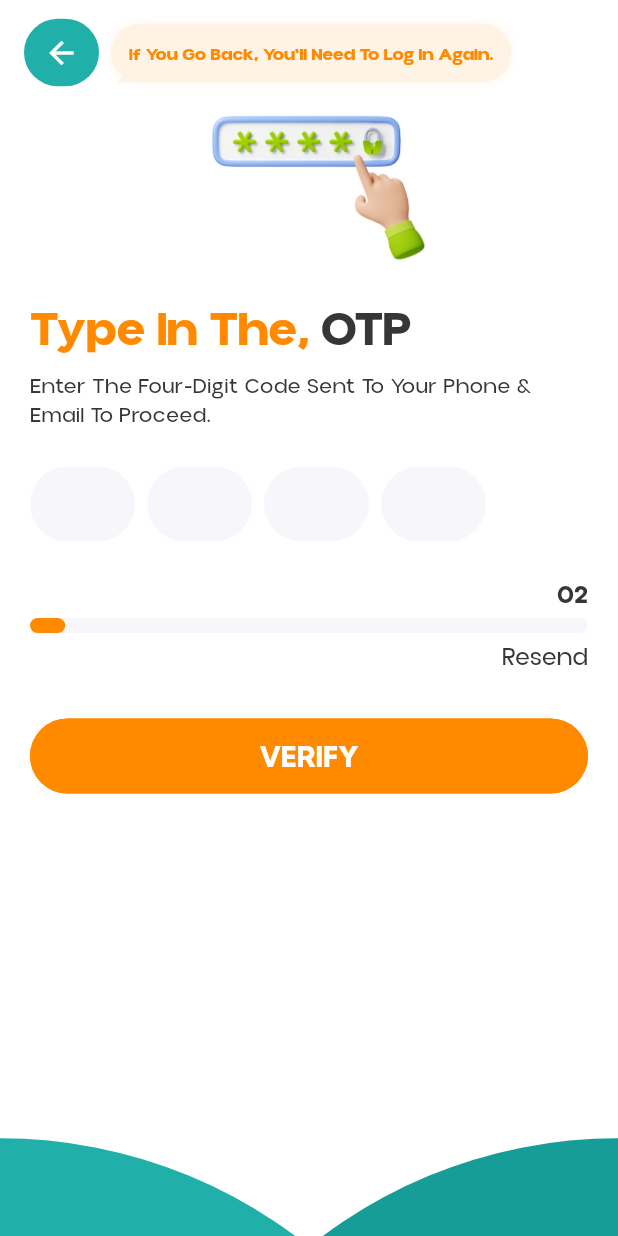
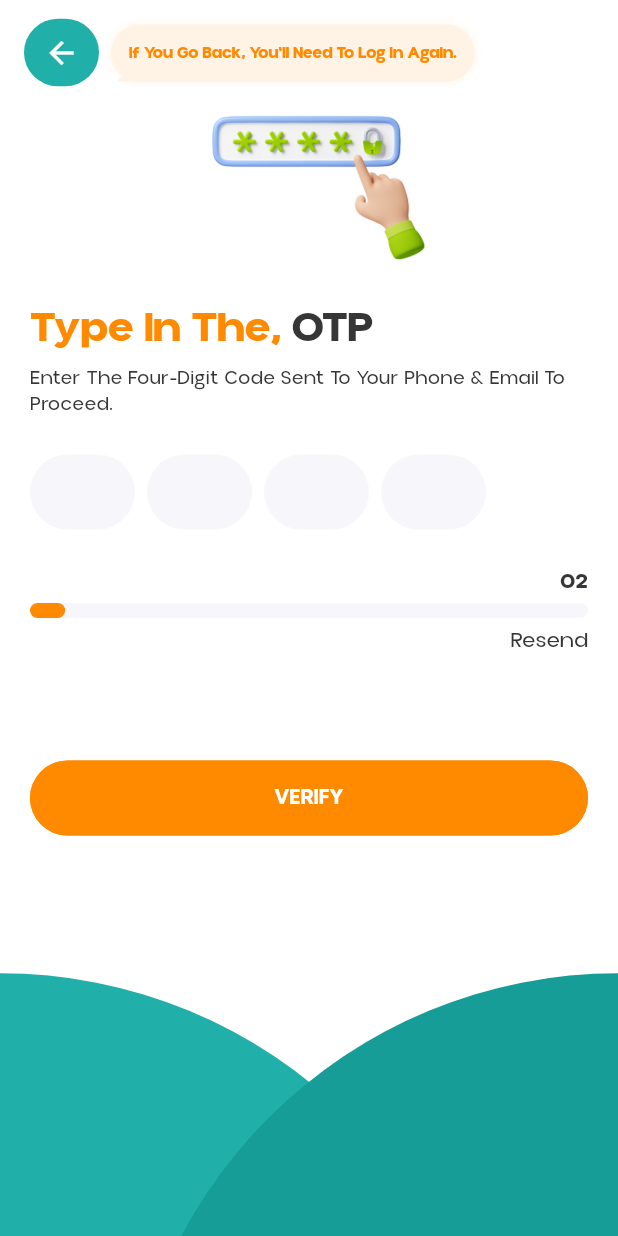
Before and after one commit to computers1418/doctor-onboarding-website, a Flutter app: the screen it shows after launch, after a tap on "LOGIN", on a phone screen of 412 x 824 dp. Run offline on Flutter 3.47's test engine with Material 3 defaults, Android fonts, the phone set to English and light mode, and no system bars; drawn by our look-alikes of pinput; our stand-ins replace page_transition.

Commit message:
update: responsive login view added

```diff
--- a/lib/main.dart
+++ b/lib/main.dart
@@ -3,6 +3,9 @@ import 'package:flutter/material.dart';
 import 'package:flutter/services.dart';
 
 void main() async{
+
+  WidgetsFlutterBinding.ensureInitialized();
+
   SystemChrome.setPreferredOrientations([
     DeviceOrientation.portraitUp,
     DeviceOrientation.portraitDown,
--- a/lib/pages/login/animations/resend_timer.dart
+++ b/lib/pages/login/animations/resend_timer.dart
@@ -1,3 +1,4 @@
+import 'package:doctor_app/responsive/text_responsive.dart';
 import 'package:flutter/material.dart';
 
 class ResendTimer extends StatefulWidget {
@@ -9,10 +10,10 @@ class ResendTimer extends StatefulWidget {
 
 class _ResendTimerState extends State<ResendTimer> with TickerProviderStateMixin{
 
-
-
   @override
   Widget build(BuildContext context) {
+    var height = MediaQuery.of(context).size.height;
+
     return Column(
       children: [
         TweenAnimationBuilder<Duration>(
@@ -28,10 +29,10 @@ class _ResendTimerState extends State<ResendTimer> with TickerProviderStateMixin
                   padding: const EdgeInsets.symmetric(vertical: 4),
                   child: Text('${seconds<10 ? '0$seconds': seconds}',
                           textAlign: TextAlign.center,
-                          style: const TextStyle(
+                          style: TextStyle(
                             fontFamily: "Aloevera",
-                            fontSize: 16,
-                            color: Color(0xFF363636),
+                            fontSize: TextResponsive.get(context, 16),
+                            color: const Color(0xFF363636),
                             fontWeight: FontWeight.w600
                           ))),
                 Container(
@@ -59,14 +60,14 @@ class _ResendTimerState extends State<ResendTimer> with TickerProviderStateMixin
               ],
             );
         }),
-        const Padding(
-          padding: EdgeInsets.only(top: 4, bottom: 30),
+        Padding(
+          padding: EdgeInsets.only(top: 4, bottom: height<650 ? 8: 30),
           child: Align(
             alignment: Alignment.centerRight,
             child: Text("Resend", style: TextStyle(
               fontFamily: "Aloevera",
-              fontSize: 16,
-              color: Color(0xFF363636),
+              fontSize: TextResponsive.get(context, 16),
+              color: const Color(0xFF363636),
               fontWeight: FontWeight.w500
             ),),
           ),
--- a/lib/pages/login/animations/title_image.dart
+++ b/lib/pages/login/animations/title_image.dart
@@ -9,6 +9,8 @@ class TitleImage extends StatelessWidget {
 
   @override
   Widget build(BuildContext context) {
+    var height = MediaQuery.of(context).size.height;
+
     return Stack(
       alignment: Alignment.center,
       children: [
@@ -30,7 +32,7 @@ class TitleImage extends StatelessWidget {
                         child: Align(
                           alignment: Alignment.bottomCenter,
                           child: SizedBox(
-                            width: 160, height: 160,
+                            width: height<650 ? 110 :160, height: height<650 ? 110 :160,
                             child: Image.asset("res/images/3d-connect.png"),
                           ),
                         ),
@@ -38,8 +40,7 @@ class TitleImage extends StatelessWidget {
                       Align(
                         alignment: Alignment.centerRight,
                         child: SizedBox(
-                          width: 160,
-                          height: 160,
+                          width: height<650 ? 110 :160, height: height<650 ? 110 :160,
                           child: Transform.rotate(
                             angle: -pi/2,
                             child: Image.asset("res/images/3d-otp.png"),
@@ -49,7 +50,7 @@ class TitleImage extends StatelessWidget {
                       Align(
                         alignment: Alignment.topCenter,
                         child: SizedBox(
-                          width: 100, height: 100,
+                          width: height<650 ? 70 :100, height: height<650 ? 70 :100,
                           child: Transform.rotate(
                             angle: pi,
                             child: Image.asset("res/images/3d-success.png")),
--- a/lib/pages/login/animations/toast.dart
+++ b/lib/pages/login/animations/toast.dart
@@ -1,4 +1,5 @@
 import 'package:doctor_app/constants/colors_const.dart';
+import 'package:doctor_app/responsive/text_responsive.dart';
 import 'package:flutter/material.dart';
 import 'package:flutter/widgets.dart';
 
@@ -91,7 +92,7 @@ class _ToastState extends State<Toast> with SingleTickerProviderStateMixin {
                     widget.message,
                     maxLines: 2,
                     style: TextStyle(
-                      fontSize: 12,
+                      fontSize: TextResponsive.get(context, 12),
                       color: _containerColor, // Adjust the text color as needed
                       fontFamily: "Aloevera",
                       fontWeight: FontWeight.w600,
--- a/lib/pages/login/forms/login_form.dart
+++ b/lib/pages/login/forms/login_form.dart
@@ -1,3 +1,4 @@
+import 'package:doctor_app/responsive/text_responsive.dart';
 import 'package:flutter/material.dart';
 
 import '../../../constants/colors_const.dart';
@@ -7,21 +8,24 @@ class LoginForm extends StatelessWidget {
 
   @override
   Widget build(BuildContext context) {
+
+    var height = MediaQuery.of(context).size.height;
+
     return Column(
       crossAxisAlignment: CrossAxisAlignment.start,
       children: [
         RichText(
-          text: const TextSpan(
+          text: TextSpan(
             children: [
               TextSpan(text: "Greetings, ", style: TextStyle(
                 color: ColorsConst.primary,
-                fontSize: 32,
+                fontSize: TextResponsive.get(context, 32),
                 fontFamily: "Aloevera",
                 fontWeight: FontWeight.w600
               )),
               TextSpan(text: "Doc!", style: TextStyle(
-                color: Color(0xFF363636),
-                fontSize: 32,
+                color: const Color(0xFF363636),
+                fontSize: TextResponsive.get(context, 32),
                 fontFamily: "Aloevera",
                 fontWeight: FontWeight.w600
               ))
@@ -30,32 +34,61 @@ class LoginForm extends StatelessWidget {
         ),
 
         Padding(
-          padding: const EdgeInsets.only(bottom: 25, top: 10),
-          child: Text("It's A Pleasure To Have You Join Us.", style: Theme.of(context).textTheme.bodySmall)),
+          padding: EdgeInsets.only(bottom: height<650 ? 8:25, top: height<650 ? 0 : 10),
+          child: Text("It's A Pleasure To Have You Join Us.", style: Theme.of(context).textTheme.bodySmall!.copyWith(
+            fontSize: TextResponsive.get(context, 14),
+          ))),
 
-        const Padding(
-          padding: EdgeInsets.only(bottom: 13),
+        SizedBox(
+          height: 60,
           child: TextField(
+            style: TextStyle(
+              height: 1,
+              fontSize: TextResponsive.get(context, 14),
+            ),
             decoration: InputDecoration(
-              hintText: "Registered Email ID"
+              hintText: "Registered Email ID",
+              hintStyle: Theme.of(context).inputDecorationTheme.hintStyle!.copyWith(
+                fontSize: TextResponsive.get(context, 14),
+                height: 1
+              ),
             ),
-          )),
+          ),
+        ),
 
-        const Padding(
-          padding: EdgeInsets.only(bottom: 13),
+        SizedBox(
+          height: 60,
           child: TextField(
+            style: TextStyle(
+              height: 1,
+              fontSize: TextResponsive.get(context, 14),
+            ),
             decoration: InputDecoration(
-              hintText: "Registered Phone no."
+              hintText: "Registered Phone no.",
+              hintStyle: Theme.of(context).inputDecorationTheme.hintStyle!.copyWith(
+                fontSize: TextResponsive.get(context, 14),
+                height: 1
+              ),
             ),
-          )),
+          ),
+        ),
 
-        const Padding(
-          padding: EdgeInsets.only(bottom: 28),
+        SizedBox(
+          height: 60,
           child: TextField(
+            style: TextStyle(
+              height: 1,
+              fontSize: TextResponsive.get(context, 14),
+            ),
             decoration: InputDecoration(
-              hintText: "Onboarding Code"
+              hintText: "Onboarding Code",
+              hintStyle: Theme.of(context).inputDecorationTheme.hintStyle!.copyWith(
+                fontSize: TextResponsive.get(context, 14),
+                height: 1
+              ),
             ),
-          )),
+          ),
+        ),
       ],
     );
   }
--- a/lib/pages/login/forms/otp_form.dart
+++ b/lib/pages/login/forms/otp_form.dart
@@ -1,3 +1,4 @@
+import 'package:doctor_app/responsive/text_responsive.dart';
 import 'package:flutter/material.dart';
 import 'package:pinput/pinput.dart';
 
@@ -10,18 +11,20 @@ class OtpForm extends StatelessWidget {
 
   @override
   Widget build(BuildContext context) {
+    var height = MediaQuery.of(context).size.height;
+
     return Column(
       crossAxisAlignment: CrossAxisAlignment.start,
       children: [
         Visibility(
           visible: index==2,
-          child: const Padding(
-            padding: EdgeInsets.only(top: 16, bottom: 40),
+          child: Padding(
+            padding: EdgeInsets.only(top: 16,  bottom: height<650 ? 10: 40),
             child: Align(
               alignment: Alignment.center,
               child: Text("VERIFIED", style: TextStyle(
                 color: ColorsConst.secondaryLight,
-                fontSize: 26,
+                fontSize: TextResponsive.get(context, 26),
                 fontFamily: "Aloevera",
                 fontWeight: FontWeight.w700
               )),
@@ -29,17 +32,17 @@ class OtpForm extends StatelessWidget {
           ),
         ),
         RichText(
-          text: const TextSpan(
+          text:  TextSpan(
             children: [
               TextSpan(text: "Type In The, ", style: TextStyle(
                 color: ColorsConst.primary,
-                fontSize: 32,
+                fontSize: TextResponsive.get(context, 32),
                 fontFamily: "Aloevera",
                 fontWeight: FontWeight.w600
               )),
               TextSpan(text: "OTP", style: TextStyle(
-                color: Color(0xFF363636),
-                fontSize: 32,
+                color: const Color(0xFF363636),
+                fontSize: TextResponsive.get(context, 32),
                 fontFamily: "Aloevera",
                 fontWeight: FontWeight.w600
               ))
@@ -48,17 +51,19 @@ class OtpForm extends StatelessWidget {
         ),
 
         Padding(
-          padding: const EdgeInsets.only(bottom: 25, top: 10),
-          child: Text("Enter The Four-Digit Code Sent To Your Phone & Email To Proceed.", style: Theme.of(context).textTheme.bodySmall)),
+          padding: EdgeInsets.only(bottom: 25, top: height<650 ? 0: 10),
+          child: Text("Enter The Four-Digit Code Sent To Your Phone & Email To Proceed.", style: Theme.of(context).textTheme.bodySmall?.copyWith(
+            fontSize: TextResponsive.get(context, 14),
+          ))),
 
         Padding(
-          padding: const EdgeInsets.only(bottom: 20),
+          padding: EdgeInsets.only(bottom: height<650 ? 8: 20),
           child: Pinput(
             length: 4,
             mainAxisAlignment: MainAxisAlignment.spaceBetween,
             defaultPinTheme: PinTheme(
-              width: 70,
-              height: 50,
+              width: height<650 ? 60: 70,
+              height: height<650 ? 40: 50,
               decoration: BoxDecoration(
                 color: const Color(0xFFF7F6FB),
                 borderRadius: BorderRadius.circular(30)
--- a/lib/pages/login/login_view.dart
+++ b/lib/pages/login/login_view.dart
@@ -8,6 +8,7 @@ import 'package:doctor_app/routes/app_routes.dart';
 import 'package:flutter/material.dart';
 
 import '../../constants/colors_const.dart';
+import '../../responsive/text_responsive.dart';
 
 class LoginView extends StatefulWidget {
   const LoginView({super.key});
@@ -45,6 +46,8 @@ class _LoginViewState extends State<LoginView> with TickerProviderStateMixin{
     //   statusBarColor: Colors.white.withOpacity(0.6),
     //   statusBarIconBrightness: Brightness.dark,
     // ));
+    var height = MediaQuery.of(context).size.height;
+    var width = MediaQuery.of(context).size.width;
 
     return PopScope(
       canPop: false,
@@ -59,7 +62,7 @@ class _LoginViewState extends State<LoginView> with TickerProviderStateMixin{
                   children: [
 
                     SizedBox(
-                      height: 200,
+                      height: height<650 ? 160: 200,
                       child: Stack(
                         children: [
                           SizedBox(
@@ -135,6 +138,10 @@ class _LoginViewState extends State<LoginView> with TickerProviderStateMixin{
                             ? const LoginForm()
                             : OtpForm(index: index),
 
+                          Visibility(
+                            visible: height>700 && width<450,
+                            child: const SizedBox(height: 40,)),
+
                           ElevatedButton(
                             onPressed: (){
                               setState(() {
@@ -160,7 +167,9 @@ class _LoginViewState extends State<LoginView> with TickerProviderStateMixin{
                               _controller.forward();
 
                             },
-                            child: Text(index==0 ? "LOGIN": index==1 ? "VERIFY": "DONE"))
+                            child: Text(index==0 ? "LOGIN": index==1 ? "VERIFY": "DONE", style: TextStyle(
+                              fontSize: TextResponsive.get(context, 14),
+                            ),))
                         ],
                       ),
                     ),
@@ -168,13 +177,13 @@ class _LoginViewState extends State<LoginView> with TickerProviderStateMixin{
                 ),
               ),
               SizedBox(
-                height: 90,
+                height: height>=800 ? MediaQuery.of(context).size.width*0.6 : MediaQuery.of(context).size.width*0.4,
                 child: Stack(
                   alignment: Alignment.center,
                   children: [
                     Positioned(
                       left: -2 * MediaQuery.of(context).size.width / 2.5,
-                      bottom: -2 * MediaQuery.of(context).size.width + 230,
+                      bottom: -2 * MediaQuery.of(context).size.width + (height>=800 ? 340: 240),
                       child: CircleAvatar(
                         backgroundColor: ColorsConst.secondaryLight,
                         radius: MediaQuery.of(context).size.width * 0.8,
@@ -182,7 +191,7 @@ class _LoginViewState extends State<LoginView> with TickerProviderStateMixin{
                     ),
                     Positioned(
                       right: -2 * MediaQuery.of(context).size.width / 2.5,
-                      bottom: -2 * MediaQuery.of(context).size.width + 230,
+                      bottom: -2 * MediaQuery.of(context).size.width + (height>=800 ? 340: 240),
                       child: CircleAvatar(
                         backgroundColor: ColorsConst.secondary,
                         radius: MediaQuery.of(context).size.width * 0.8,
--- /dev/null
+++ b/lib/responsive/responsive.dart
@@ -0,0 +1,10 @@
+import 'package:flutter/material.dart';
+
+class CResponsive {
+
+  static heightVisibleOnMax(BuildContext context, size ){
+    var height = MediaQuery.of(context).size.height;
+    return height > 870 ? size : 0;
+  }
+
+}
--- /dev/null
+++ b/lib/responsive/size_responsive.dart
@@ -0,0 +1,53 @@
+import 'package:flutter/material.dart';
+
+class SizeResponsive {
+
+  static getSizeFactor(BuildContext context, size){
+    var screenWidth = MediaQuery.of(context).size.width;
+    if(screenWidth < 350){
+
+      return 0.85;
+    }else if(screenWidth < 420){
+      return 0.9;
+    }else if(screenWidth < 460){
+      return 1;
+    }else{
+      return 1.3;
+    }
+  }
+
+  static getHeightFactor(BuildContext context, size){
+    var screenWidth = MediaQuery.of(context).size.height;
+    if(screenWidth > 900){
+
+      return 1.3;
+    }else if(screenWidth > 800){
+      return 1;
+    }else if(screenWidth > 600){
+      return 0.9;
+    }else{
+      return 0.55;
+    }
+  }
+
+  static double get(BuildContext context, size){
+    return size * getSizeFactor(context, size);
+  }
+
+  static getMaxHeight(BuildContext context, size){
+    var screenHeight = MediaQuery.of(context).size.height;
+    var screenWidth = MediaQuery.of(context).size.width;
+    return screenHeight<800 && screenWidth<450 ? size * getSizeFactor(context, size) : size * getSizeFactor(context, size) * 1.3;
+  }
+
+
+
+  static getHeightverse(BuildContext context, size){
+    return size * getHeightFactor(context, size);
+  }
+
+  static getMin(BuildContext context, size){
+    return size * getSizeFactor(context, size)*0.5;
+  }
+
+}
--- /dev/null
+++ b/lib/responsive/text_responsive.dart
@@ -0,0 +1,23 @@
+import 'package:flutter/material.dart';
+
+class TextResponsive {
+
+  static getSizeFactor(BuildContext context, fontSize){
+    var screenWidth = MediaQuery.of(context).size.width;
+    if(screenWidth < 350){
+
+      return fontSize>=20 ? 0.75 :  0.85;
+    }else if(screenWidth < 420){
+      return 0.9;
+    }else if(screenWidth < 460){
+      return 1;
+    }else{
+      return 1.2;
+    }
+  }
+
+  static get(BuildContext context, fontSize){
+    return fontSize * getSizeFactor(context, fontSize);
+  }
+
+}
```
